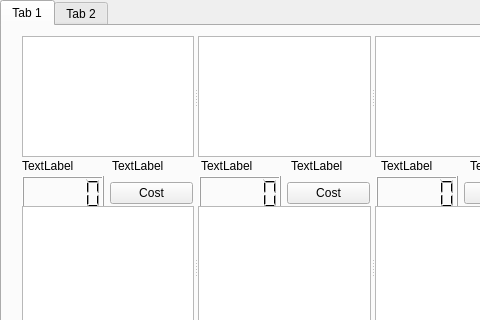
Above: BTM_Qt/market.ui from skandermoalla/CSE201-Top5 before the change; both pictures show x 0 to 480 and y 0 to 320 of the 748 by 589 pixel window. Below: the same form after it.
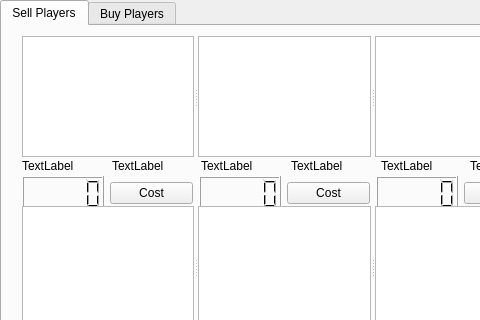
That is the form after the change. The open tabs and pages were chosen to show the change.

Commit message:
Link MainW <-> Cal ; MainW <-> Market
- Created the links between the mainwindow and calendar.(Now the user, and the league are arguments passed by ref to create the calendar)
- Same for the market

What changed in the file:
```diff
--- a/BTM_Qt/market.ui
+++ b/BTM_Qt/market.ui
@@ -40,7 +40,7 @@
    </property>
    <widget class="QWidget" name="tab">
     <attribute name="title">
-     <string>Tab 1</string>
+     <string>Sell Players</string>
     </attribute>
     <widget class="QSplitter" name="splitter">
      <property name="geometry">
@@ -454,9 +454,9 @@
      </layout>
     </widget>
    </widget>
-   <widget class="QWidget" name="tab_2">
+   <widget class="QWidget" name="">
     <attribute name="title">
-     <string>Tab 2</string>
+     <string>Buy Players</string>
     </attribute>
     <widget class="QSplitter" name="splitter_4">
      <property name="geometry">
```
Left out of the diff: 2 changed lines with no effect on the pictures. The commit also changes 7 other files.
